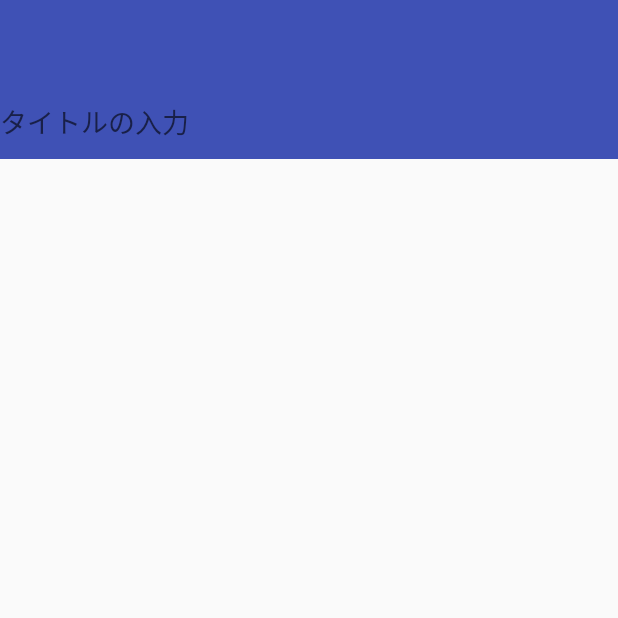
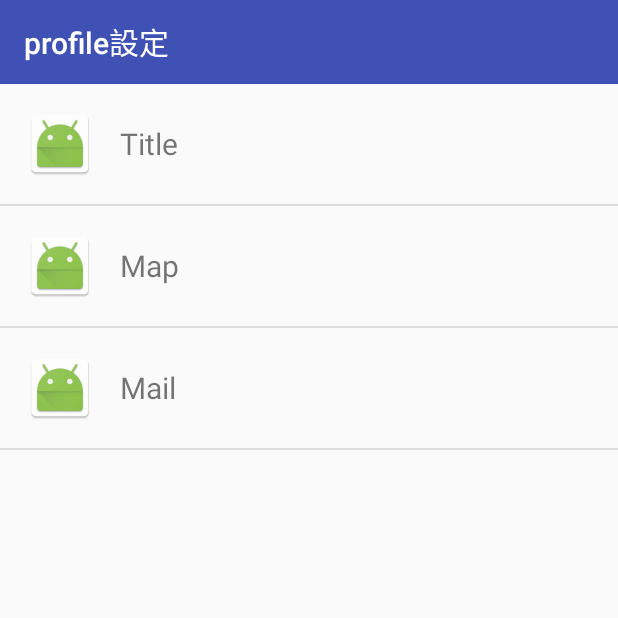
Before and after one commit to Dai1678/ReturnTimesApp, an Android app: the SettingProfileActivity screen opened directly, with no data from a screen before it, on a phone screen of 412 x 824 dp, the top half of it. Run offline under Robolectric (Android 15) with nearby library versions, the phone set to English and light mode, and no system bars.

Commit message:
profile トップ画面のベース作成

```diff
--- a/app/src/main/java/org/t_robop/returntimesapp/CustomHomeListAdapter.java
+++ b/app/src/main/java/org/t_robop/returntimesapp/CustomHomeListAdapter.java
@@ -39,6 +39,7 @@ class CustomHomeListAdapter extends ArrayAdapter<CustomHomeListItem> {
         }
         CustomHomeListItem item = mItems.get(position);
 
+        //TODO ViewHolderを使えば処理の重いfindViewByIdを使わずに済む
         //画像のセット
         ImageView thumbnail = (ImageView)view.findViewById(R.id.destinationImage);
         thumbnail.setImageBitmap(item.getThumbnail());
--- /dev/null
+++ b/app/src/main/java/org/t_robop/returntimesapp/CustomProfileListAdapter.java
@@ -0,0 +1,51 @@
+package org.t_robop.returntimesapp;
+
+
+import android.content.Context;
+import android.support.annotation.NonNull;
+import android.view.LayoutInflater;
+import android.view.View;
+import android.view.ViewGroup;
+import android.widget.ArrayAdapter;
+import android.widget.ImageView;
+import android.widget.TextView;
+
+import java.util.List;
+
+public class CustomProfileListAdapter extends ArrayAdapter<CustomProfileListItem> {
+
+    private int mResource;
+    private List<CustomProfileListItem> mItems;
+    private LayoutInflater mInflater;
+
+    public CustomProfileListAdapter(Context context, int resource, List<CustomProfileListItem> items) {
+        super(context, resource, items);
+
+        mResource = resource;
+        mItems = items;
+        mInflater = (LayoutInflater)context.getSystemService(Context.LAYOUT_INFLATER_SERVICE);
+    }
+
+    @NonNull
+    @Override
+    public View getView(int position, View convertView, @NonNull ViewGroup parent){
+
+        View view;
+
+        if(convertView != null){
+            view = convertView;
+        }else{
+            view = mInflater.inflate(mResource,null);
+        }
+        CustomProfileListItem item = mItems.get(position);
+
+        //TODO ViewHolderを使えば処理の重いfindViewByIdを使わずに済む
+        ImageView thumbnail = (ImageView)view.findViewById(R.id.profileItemImage);
+        thumbnail.setImageBitmap(item.getProfileItemImage());
+
+        TextView textView = (TextView)view.findViewById(R.id.textProfile);
+        textView.setText(item.getProfileHint());
+
+        return view;
+    }
+}
--- /dev/null
+++ b/app/src/main/java/org/t_robop/returntimesapp/CustomProfileListItem.java
@@ -0,0 +1,32 @@
+package org.t_robop.returntimesapp;
+
+
+import android.graphics.Bitmap;
+
+public class CustomProfileListItem {
+
+    private Bitmap mProfileItemImage = null;
+    private String mProfileHint = null;
+
+    public CustomProfileListItem(Bitmap profileItemImage,String profileHint){
+        mProfileItemImage = profileItemImage;
+        mProfileHint = profileHint;
+    }
+
+    public void setProfileItemImage(Bitmap profileItemImage){
+        mProfileItemImage = profileItemImage;
+    }
+
+    public void setProfileHint(String profileHint){
+        mProfileHint = profileHint;
+    }
+
+    public Bitmap getProfileItemImage(){
+        return mProfileItemImage;
+    }
+
+    public String getProfileHint(){
+        return mProfileHint;
+    }
+
+}
--- a/app/src/main/java/org/t_robop/returntimesapp/HomeActivity.java
+++ b/app/src/main/java/org/t_robop/returntimesapp/HomeActivity.java
@@ -85,7 +85,7 @@ public class HomeActivity extends AppCompatActivity implements AdapterView.OnIte
     //フロートボタンのクリック処理
     @Override
     public void onClick(View view) {
-        Intent intent = new Intent(this,SetDestinationActivity.class);
+        Intent intent = new Intent(this,SettingProfileActivity.class);
         startActivity(intent);
     }
 }
--- a/app/src/main/java/org/t_robop/returntimesapp/SettingProfileActivity.java
+++ b/app/src/main/java/org/t_robop/returntimesapp/SettingProfileActivity.java
@@ -1,7 +1,15 @@
 package org.t_robop.returntimesapp;
 
+import android.graphics.Bitmap;
+import android.graphics.BitmapFactory;
 import android.support.v7.app.AppCompatActivity;
 import android.os.Bundle;
+import android.support.v7.widget.Toolbar;
+import android.util.Log;
+import android.widget.ListView;
+import android.widget.TextView;
+
+import java.util.ArrayList;
 
 public class SettingProfileActivity extends AppCompatActivity {
 
@@ -9,5 +17,26 @@ public class SettingProfileActivity extends AppCompatActivity {
     protected void onCreate(Bundle savedInstanceState) {
         super.onCreate(savedInstanceState);
         setContentView(R.layout.activity_setting_profile);
+
+        //Toolbar
+        Toolbar toolbar = (Toolbar)findViewById(R.id.profileToolbar);
+        toolbar.setTitle("profile設定");   //TODO 意味考えて、適切な言葉に変更
+
+        //ListView
+        ListView listView = (ListView)findViewById(R.id.profileList);
+
+        ArrayList<CustomProfileListItem> listItems = new ArrayList<>();
+
+        //0番目 : 行き先  1番目 : Map 2番目 : メアド入力
+        for(int i = 0; i<3; i++){
+            Bitmap bmp = BitmapFactory.decodeResource(getResources(),R.mipmap.ic_launcher);
+            String[] profileHint = {"Title","Map","Mail"};
+            CustomProfileListItem item = new CustomProfileListItem(bmp,profileHint[i]);
+            listItems.add(item);
+        }
+
+        CustomProfileListAdapter adapter = new CustomProfileListAdapter(this,R.layout.profile_item,listItems);
+        listView.setAdapter(adapter);
+
     }
 }
--- a/app/src/main/res/layout/activity_setting_profile.xml
+++ b/app/src/main/res/layout/activity_setting_profile.xml
@@ -1,11 +1,10 @@
 <?xml version="1.0" encoding="utf-8"?>
-<LinearLayout
+<RelativeLayout
     xmlns:android="http://schemas.android.com/apk/res/android"
     xmlns:app="http://schemas.android.com/apk/res-auto"
     xmlns:tools="http://schemas.android.com/tools"
     android:layout_width="match_parent"
     android:layout_height="match_parent"
-    android:orientation="vertical"
     tools:context="org.t_robop.returntimesapp.SettingProfileActivity">
 
     <android.support.v7.widget.Toolbar
@@ -18,20 +17,14 @@
         app:popupTheme="@style/ThemeOverlay.AppCompat.Light">
     </android.support.v7.widget.Toolbar>
 
-    <EditText
-        android:layout_width="match_parent"
-        android:layout_height="50dp"
-        android:id="@+id/profileTitle"
-        android:background="?attr/colorPrimary"
-        android:hint="タイトルの入力" />
-
     <ListView
         android:layout_width="match_parent"
         android:layout_height="match_parent"
-        android:id="@+id/profileList">
+        android:id="@+id/profileList"
+        android:layout_below="@+id/profileToolbar">
 
     </ListView>
 
 
 
-</LinearLayout>
+</RelativeLayout>
```
Also changed, not shown: app/src/main/java/org/t_robop/returntimesapp/CustomHomeListItem.java (+5 -5 lines), app/src/main/res/layout/profile_intent_item.xml (deleted, +0 -32 lines), app/src/main/res/layout/profile_item.xml (renamed from app/src/main/res/layout/profile_edit_item.xml, +6 -4 lines).
